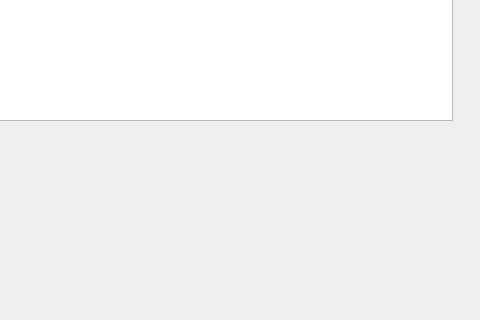
Astropl/OptiBase, file Urzadzenia/urzadzeniaprzypominacz.ui: the form before one commit; both pictures show x 548 to 1028 and y 340 to 660 of the 1028 by 750 pixel window.
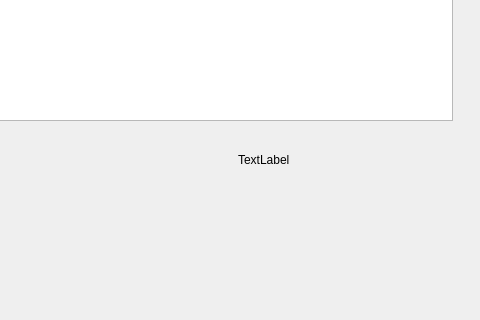
The form after the commit.

Patch:
```diff
--- a/Urzadzenia/urzadzeniaprzypominacz.ui
+++ b/Urzadzenia/urzadzeniaprzypominacz.ui
@@ -228,6 +228,19 @@
      <string>Najblizsze 10</string>
     </property>
    </widget>
+   <widget class="QLabel" name="label">
+    <property name="geometry">
+     <rect>
+      <x>786</x>
+      <y>490</y>
+      <width>151</width>
+      <height>20</height>
+     </rect>
+    </property>
+    <property name="text">
+     <string>TextLabel</string>
+    </property>
+   </widget>
   </widget>
   <widget class="QMenuBar" name="menubar">
    <property name="geometry">
```
